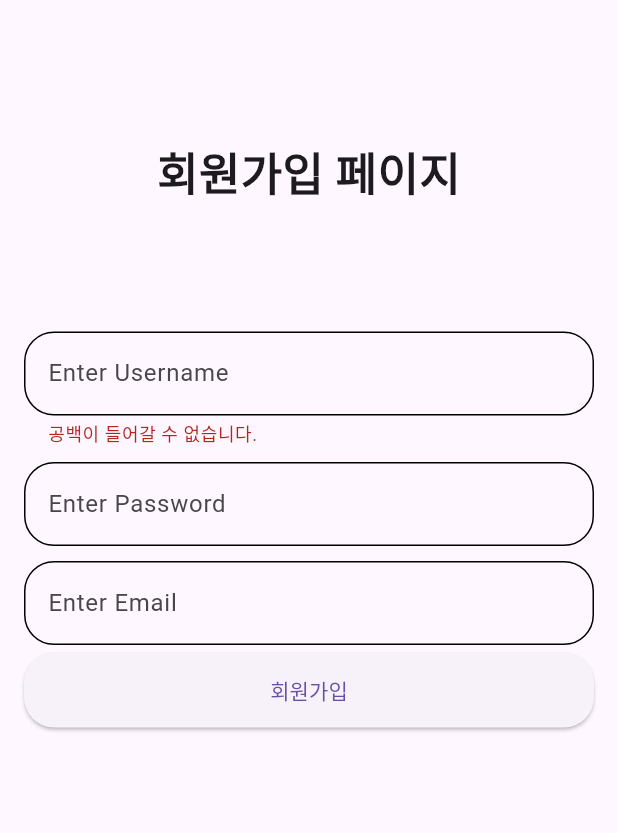
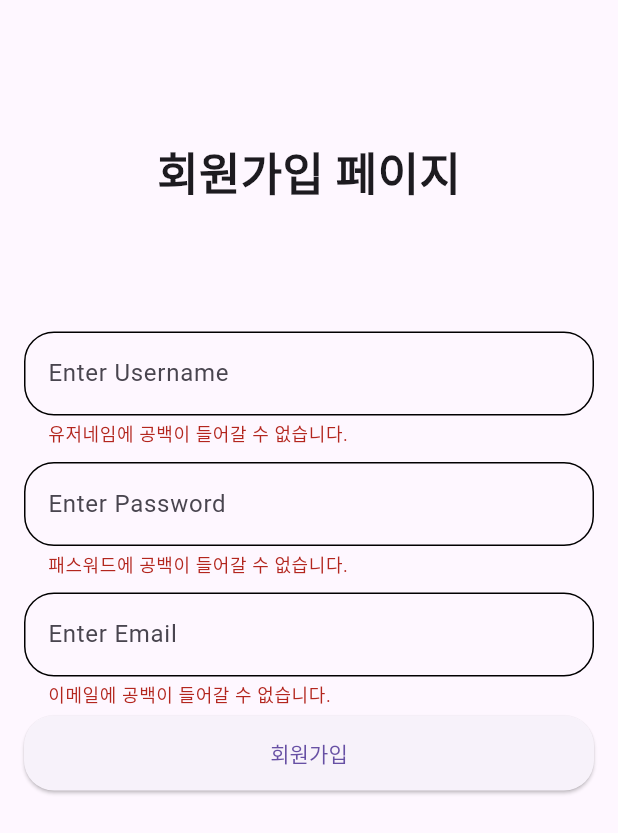
Before and after one commit to YHYELIM/flutter-getx-practice, a Flutter app: the JoinPage screen opened directly, after a tap on "회원가입", on a phone screen of 412 x 824 dp. Shown: the top 833 px of the screen. Run offline on Flutter 3.47's test engine with Material 3 defaults, Android fonts, the light colour scheme and no system bars; our stand-ins replace get, validators.

Commit message:
refactor: GetX 블로그 만들기 - validator_util 추가, validation 체크 리팩토링

```diff
--- a/lib/getx_blog/pages/user/join_page.dart
+++ b/lib/getx_blog/pages/user/join_page.dart
@@ -2,6 +2,7 @@ import 'package:flutter/material.dart';
 import 'package:get/get.dart';
 import 'package:get/get_core/src/get_main.dart';
 import 'package:getx_todo_app/getx_blog/pages/user/login_page.dart';
+import 'package:getx_todo_app/getx_blog/util/validator_util.dart';
 import 'package:validators/validators.dart';
 
 import '../../components/custom_text_form_field.dart';
@@ -45,20 +46,10 @@ class JoinPage extends StatelessWidget {
         children: [
           CustomTextFormField(
             hint: 'Username',
-            funValidator: (String? value) {
-              if (value!.isEmpty) {
-                return "공백이 들어갈 수 없습니다.";
-              } else if(!isAlpha(value)){
-                return "유저네임에 한글이 들어갈 수 없습니다.";
-              } else if(value.length > 12){
-                return "유저네임의 길이를 초과하였습니다.";
-              } else {
-                return null;
-              }
-            },
+            funValidator: validateUsername(),
           ),
-          CustomTextFormField(hint: 'Password', funValidator: (value) {}),
-          CustomTextFormField(hint: 'Email', funValidator: (value) {}),
+          CustomTextFormField(hint: 'Password', funValidator: validatePassword()),
+          CustomTextFormField(hint: 'Email',funValidator: validateEmail()),
           CustomElevatedButton(
             text: '회원가입',
             funPageRoute: () {
--- a/lib/getx_blog/pages/user/login_page.dart
+++ b/lib/getx_blog/pages/user/login_page.dart
@@ -3,6 +3,7 @@ import 'package:get/get.dart';
 import 'package:get/get_core/src/get_main.dart';
 import 'package:getx_todo_app/getx_blog/pages/post/home_page.dart';
 import 'package:getx_todo_app/getx_blog/pages/user/join_page.dart';
+import 'package:getx_todo_app/getx_blog/util/validator_util.dart';
 
 import '../../components/custom_text_form_field.dart';
 import '../../components/custon_elevated_button.dart';
@@ -36,11 +37,15 @@ class LoginPage extends StatelessWidget {
       key: _formKey,
       child: Column(
         children: [
-          CustomTextFormField(hint: 'Username', funValidator: (value){},),
-          CustomTextFormField(hint: 'Password',funValidator: (value){},),
+          CustomTextFormField(hint: 'Username', funValidator: validateUsername(),),
+          CustomTextFormField(hint: 'Password',funValidator: validatePassword(),),
           CustomElevatedButton(
             text: '로그인',
-            funPageRoute: () => Get.to(HomePage()),
+            funPageRoute: () {
+              if (_formKey.currentState!.validate()) {
+                Get.to(LoginPage());
+              }
+            },
           ),
         ],
       ),
--- /dev/null
+++ b/lib/getx_blog/util/validator_util.dart
@@ -0,0 +1,46 @@
+// 함수를 return하는 것을 만들어야함
+ import 'package:validators/validators.dart';
+
+Function validateUsername(){
+  return (String? value) {
+    if (value!.isEmpty) {
+      return "유저네임에 공백이 들어갈 수 없습니다.";
+    } else if (!isAlphanumeric(value)) {
+      return "유저네임에 한글이나 특수문자가 들어갈 수 없습니다.";
+    } else if (value.length > 12) {
+      return "유저네임의 길이를 초과하였습니다.";
+    }else if (value.length < 4) {
+      return "유저네임의 최소 길이는 4자입니다.";
+    }
+    else {
+      return null;
+    }
+  };
+ }
+
+Function validatePassword(){
+  return (String? value) {
+    if (value!.isEmpty) {
+      return "패스워드에 공백이 들어갈 수 없습니다.";
+    } else if (value.length > 12) {
+      return "패스워드의 길이를 초과하였습니다.";
+    } else if (value.length < 4) {
+      return "패스워드의 최소 길이는 4자입니다.";
+    } else {
+      return null;
+    }
+  };
+}
+
+Function validateEmail() {
+  return (String? value) {
+    if (value!.isEmpty) {
+      return "이메일에 공백이 들어갈 수 없습니다.";
+    } else if (!isEmail(value)) {
+      return "이메일 형식에 맞지 않습니다.";
+    }
+    else {
+      return null;
+    }
+  };
+}
```
